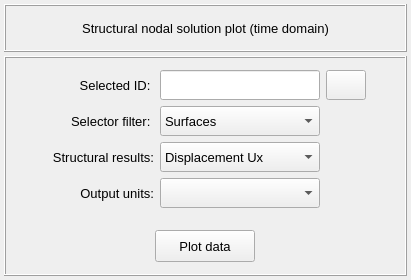
MOPT-UFSC/VIBRA, file vibra/interface/data/ui_files/plots/structural/structural_nodal_solution_2d_plot_time_inputs.ui: the form before one commit.
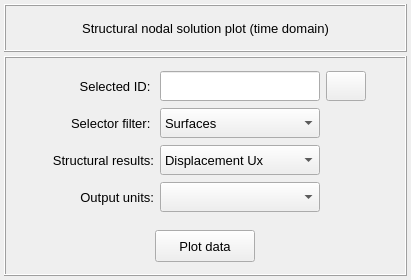
The form after the commit. Icons and pictures are not drawn.

Patch:
```diff
--- a/vibra/interface/data/ui_files/plots/structural/structural_nodal_solution_2d_plot_time_inputs.ui
+++ b/vibra/interface/data/ui_files/plots/structural/structural_nodal_solution_2d_plot_time_inputs.ui
@@ -38,7 +38,7 @@
    <property name="bottomMargin">
     <number>4</number>
    </property>
-   <property name="verticalSpacing">
+   <property name="spacing">
     <number>4</number>
    </property>
    <item row="0" column="0">
@@ -160,7 +160,7 @@
         <property name="minimumSize">
          <size>
           <width>0</width>
-          <height>52</height>
+          <height>48</height>
          </size>
         </property>
         <property name="maximumSize">
```
